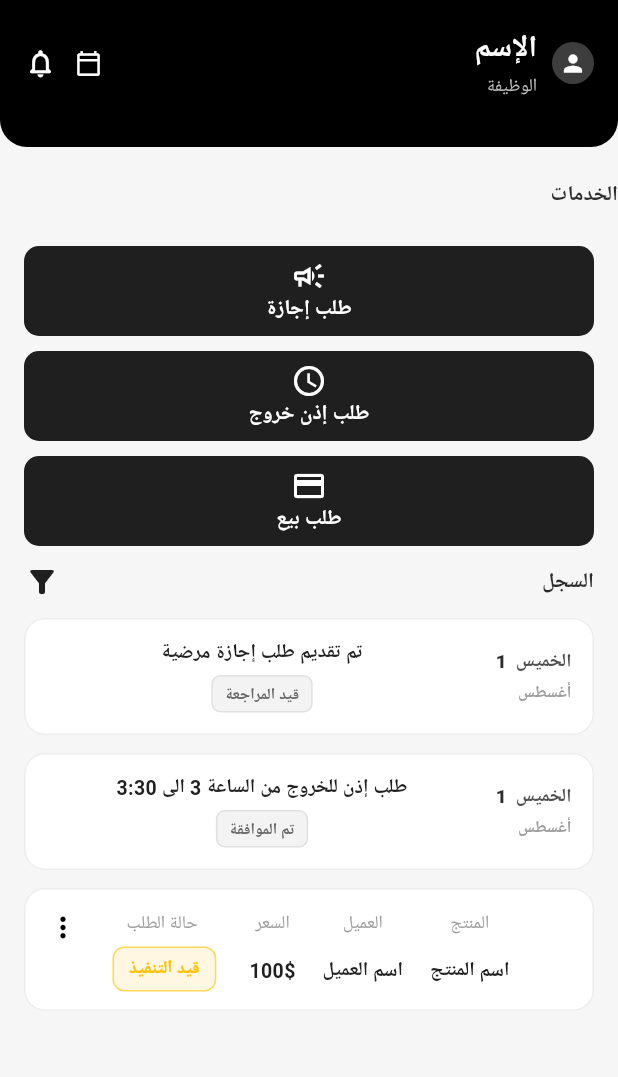
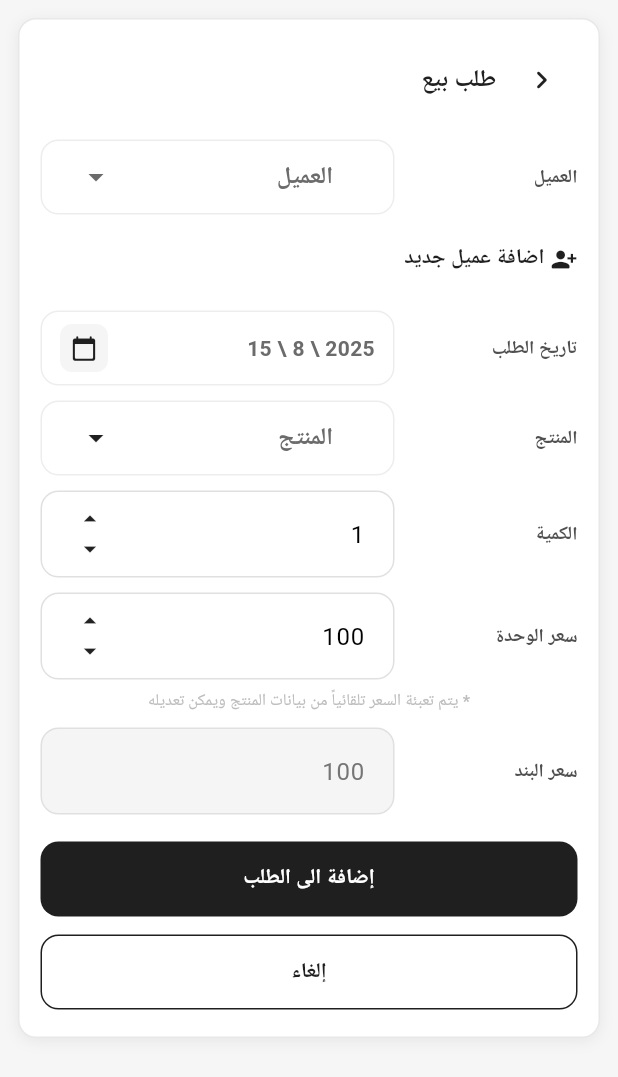
Before and after one commit to rokayaelshahed/flutter_hr_app, a Flutter app: the ServicesPage screen opened directly, after a tap on "طلب بيع", on a phone screen of 412 x 824 dp. Shown: the top 1077 px of the screen. Run offline on Flutter 3.47's test engine with Material 3 defaults, Android fonts, the phone set to English and light mode, and no system bars; our stand-ins replace file_picker, flutter_svg, google_fonts; Roboto replaces fonts that are missing (Cairo).

Commit message:
Sales Order Page

```diff
--- a/lib/views/screens/leave_request_page.dart
+++ b/lib/views/screens/leave_request_page.dart
@@ -133,8 +133,12 @@ class _LeaveRequestFormPageState extends State<LeaveRequestFormPage> {
                           ),
                         ),
                         items: _leaveTypes
-                            .map((e) => DropdownMenuItem(value: e, child: Text(e,
-                            textAlign: TextAlign.right)))
+                            .map((e) => DropdownMenuItem(
+                            value: e,
+                            alignment: AlignmentDirectional.centerStart,
+                            child: Align(alignment: Alignment.centerRight, child: Text(e))
+                        )
+                        )
                             .toList(),
                         onChanged: (v) => setState(() => _selectedLeaveType = v),
                         validator: (v) => v == null ? 'يرجى اختيار نوع الإجازة' : null,
--- a/lib/views/screens/permission_request_page.dart
+++ b/lib/views/screens/permission_request_page.dart
@@ -1,4 +1,5 @@
 import 'package:flutter/material.dart';
+import 'package:hr/views/screens/sales_order.dart';
 import '../../controllers/permission_request_controller.dart';
 import '../widgets/appbar.dart';
 import '../widgets/form_widgets.dart';
@@ -34,8 +35,7 @@ class _PermissionRequestPageState extends State<PermissionRequestPage> {
             padding: const EdgeInsets.all(12),
             child: Column(
               children: [
-                _Card(
-                  padding: const EdgeInsets.fromLTRB(14, 16, 14, 18),
+                CardShell(
                   child: Column(
                     crossAxisAlignment: CrossAxisAlignment.stretch,
                     children: [
--- /dev/null
+++ b/lib/views/screens/sales_order.dart
@@ -0,0 +1,360 @@
+import 'package:flutter/material.dart';
+import 'package:hr/views/widgets/number_field_widget.dart';
+import '../widgets/appbar.dart';
+import '../widgets/form_widgets.dart';
+
+class SalesOrderPage extends StatefulWidget {
+  const SalesOrderPage({super.key});
+
+  @override
+  State<SalesOrderPage> createState() => _SalesOrderPageState();
+}
+
+class _SalesOrderPageState extends State<SalesOrderPage> {
+  // dummy data
+  final List<String> _customers = ['العميل 1', 'العميل 2', 'العميل 3'];
+  final List<String> _products = ['المنتج 1', 'المنتج 2', 'المنتج 3'];
+
+  String? _customer;
+  String? _product;
+  DateTime? _orderDate;
+  int _quantity = 1;
+  String _unitPrice = '100';
+  String _linePrice = '100';
+
+  final TextEditingController _quantityController = TextEditingController(
+    text: '1',
+  );
+  final TextEditingController _unitPriceController = TextEditingController(
+    text: '100',
+  );
+  final TextEditingController _linePriceController = TextEditingController(
+    text: '100',
+  );
+
+  String _formatDate(DateTime? d) {
+    if (d == null) return '15 \\ 8 \\ 2025';
+    return '${d.day} \\ ${d.month} \\ ${d.year}';
+  }
+
+  Future<void> _pickDate() async {
+    final now = DateTime.now();
+    final picked = await showDatePicker(
+      context: context,
+      initialDate: _orderDate ?? now,
+      firstDate: DateTime(now.year - 1),
+      lastDate: DateTime(now.year + 2),
+      locale: const Locale('ar'),
+      builder: (context, child) {
+        final theme = Theme.of(context).copyWith(
+          colorScheme: const ColorScheme.light(
+            primary: Color(0xFF1F1F1F),
+            onPrimary: Colors.white,
+            surface: Colors.white,
+            onSurface: Color(0xFF1F1F1F),
+          ),
+        );
+        return Theme(
+          data: theme,
+          child: Directionality(
+            textDirection: TextDirection.rtl,
+            child: child!,
+          ),
+        );
+      },
+    );
+    if (picked != null) setState(() => _orderDate = picked);
+  }
+
+  void _updateLinePrice() {
+    final quantity = int.tryParse(_quantityController.text) ?? 0;
+    final unitPrice = double.tryParse(_unitPriceController.text) ?? 0.0;
+    final linePrice = quantity * unitPrice;
+
+    setState(() {
+      _quantity = quantity;
+      this._unitPrice = _unitPriceController.text;
+      this._linePrice = linePrice.toString();
+      _linePriceController.text = linePrice.toString();
+    });
+  }
+
+  @override
+  void initState() {
+    super.initState();
+    _quantityController.addListener(_updateLinePrice);
+    _unitPriceController.addListener(_updateLinePrice);
+  }
+
+  @override
+  void dispose() {
+    _quantityController.dispose();
+    _unitPriceController.dispose();
+    _linePriceController.dispose();
+    super.dispose();
+  }
+
+  @override
+  Widget build(BuildContext context) {
+    return Scaffold(
+      backgroundColor: const Color(0xFFF6F6F6),
+      body: SafeArea(
+        child: Column(
+          children: [
+            Expanded(
+              child: SingleChildScrollView(
+                padding: const EdgeInsets.all(12),
+                child: Column(
+                  crossAxisAlignment: CrossAxisAlignment.stretch,
+                  children: [
+                    CardShell(
+                      child: Column(
+                        crossAxisAlignment: CrossAxisAlignment.stretch,
+                        children: [
+                          CustomAppBar(title: 'طلب بيع'),
+                          const SizedBox(height: 16),
+
+                          // client
+                          RightLabelField(
+                            label: 'العميل',
+                            child: FieldShell(
+                              child: DropdownButtonFormField<String>(
+                                hint: const Text(
+                                  textAlign: TextAlign.right,
+                                  'العميل ',
+                                  style: TextStyle(
+                                    color: Color(0xFF6B6B6B),
+                                    fontWeight: FontWeight.w600,
+                                  ),
+                                ),
+                                isExpanded: true,
+                                alignment: AlignmentDirectional.centerEnd,
+                                value: _customer,
+                                icon: const SizedBox.shrink(),
+                                decoration: const InputDecoration(
+                                  border: InputBorder.none,
+                                  contentPadding: EdgeInsets.only(top: 12),
+                                  prefixIcon: Icon(
+                                    Icons.arrow_drop_down,
+                                    color: Color(0xFF6B6B6B),
+                                  ),
+                                ),
+                                items: _customers
+                                    .map(
+                                      (e) => DropdownMenuItem(
+                                        value: e,
+                                        alignment:
+                                            AlignmentDirectional.centerStart,
+                                        child: Align(
+                                          alignment: Alignment.centerRight,
+                                          child: Text(e),
+                                        ),
+                                      ),
+                                    )
+                                    .toList(),
+                                onChanged: (v) => setState(() => _customer = v),
+                              ),
+                            ),
+                          ),
+                          const SizedBox(height: 6),
+                          Align(
+                            alignment: Alignment.centerRight,
+                            child: TextButton(
+                              onPressed: () {},
+                              style: TextButton.styleFrom(
+                                padding: EdgeInsets.zero,
+                                minimumSize: Size.zero,
+                              ),
+                              child: Row(
+                                mainAxisSize: MainAxisSize.min,
+                                textDirection: TextDirection.rtl,
+                                // Icon on the right
+                                children: const [
+                                  Icon(
+                                    Icons.person_add_alt_1_rounded,
+                                    size: 18,
+                                    color: Color(0xFF1F1F1F),
+                                  ),
+                                  SizedBox(width: 4),
+                                  Text(
+                                    'اضافة عميل جديد',
+                                    style: TextStyle(
+                                      color: Color(0xFF1F1F1F),
+                                      fontWeight: FontWeight.w700,
+                                    ),
+                                  ),
+                                ],
+                              ),
+                            ),
+                          ),
+                          const SizedBox(height: 10),
+
+                          // order date
+                          RightLabelField(
+                            label: 'تاريخ الطلب',
+                            child: FieldShell(
+                              child: InkWell(
+                                onTap: _pickDate,
+                                child: Row(
+                                  children: [
+                                    const IconBox(
+                                      icon: Icons.calendar_today_rounded,
+                                    ),
+                                    const SizedBox(width: 10),
+                                    Expanded(
+                                      child: Text(
+                                        textAlign: TextAlign.right,
+                                        _formatDate(_orderDate),
+                                        style: const TextStyle(
+                                          color: Color(0xFF6B6B6B),
+                                          fontWeight: FontWeight.w600,
+                                        ),
+                                      ),
+                                    ),
+                                  ],
+                                ),
+                              ),
+                            ),
+                          ),
+                          const SizedBox(height: 10),
+
+                          // product
+                          RightLabelField(
+                            label: 'المنتج',
+                            child: FieldShell(
+                              child: DropdownButtonFormField<String>(
+                                hint: const Text(
+                                  textAlign: TextAlign.right,
+                                  'المنتج ',
+                                  style: TextStyle(
+                                    color: Color(0xFF6B6B6B),
+                                    fontWeight: FontWeight.w600,
+                                  ),
+                                ),
+                                isExpanded: true,
+                                alignment: AlignmentDirectional.centerEnd,
+                                value: _product,
+                                icon: const SizedBox.shrink(),
+                                decoration: const InputDecoration(
+                                  border: InputBorder.none,
+                                  contentPadding: EdgeInsets.only(top: 12),
+                                  prefixIcon: Icon(Icons.arrow_drop_down),
+                                ),
+                                items: _products
+                                    .map(
+                                      (e) => DropdownMenuItem(
+                                        value: e,
+                                        alignment:
+                                            AlignmentDirectional.centerStart,
+                                        child: Align(
+                                          alignment: Alignment.centerRight,
+                                          child: Text(e),
+                                        ),
+                                      ),
+                                    )
+                                    .toList(),
+                                onChanged: (v) => setState(() => _product = v),
+                              ),
+                            ),
+                          ),
+                          const SizedBox(height: 10),
+
+                          // quantity
+                          RightLabelField(
+                            label: 'الكمية',
+                            child: NumberField(controller: _quantityController),
+                          ),
+                          const SizedBox(height: 10),
+
+                          // unit price
+                          RightLabelField(
+                            label: 'سعر الوحدة',
+                            child: NumberField(
+                              controller: _unitPriceController,
+                            ),
+                          ),
+                          const SizedBox(height: 6),
+
+                          // note
+                          const Align(
+                            alignment: Alignment.center,
+                            child: Text(
+                              'يتم تعبئة السعر تلقائياً من بيانات المنتج ويمكن تعديله *',
+                              style: TextStyle(
+                                color: Color(0xFFBDBDBD),
+                                fontSize: 11,
+                                fontWeight: FontWeight.w500,
+                              ),
+                            ),
+                          ),
+                          const SizedBox(height: 10),
+
+                          // line price
+                          RightLabelField(
+                            label: 'سعر البند',
+                            child: NumberField(
+                              controller: _linePriceController,
+                              enabled: false,
+                            ),
+                          ),
+                          const SizedBox(height: 18),
+
+                          // add to order
+                          SizedBox(
+                            height: 50,
+                            child: ElevatedButton(
+                              style: ElevatedButton.styleFrom(
+                                backgroundColor: const Color(0xFF1F1F1F),
+                                shape: RoundedRectangleBorder(
+                                  borderRadius: BorderRadius.circular(12),
+                                ),
+                                elevation: 0,
+                              ),
+                              onPressed: () {},
+                              child: const Text(
+                                'إضافة الى الطلب',
+                                style: TextStyle(
+                                  fontWeight: FontWeight.w700,
+                                  color: Colors.white,
+                                ),
+                              ),
+                            ),
+                          ),
+                          const SizedBox(height: 12),
+
+                          // cancel
+                          SizedBox(
+                            height: 50,
+                            child: OutlinedButton(
+                              style: OutlinedButton.styleFrom(
+                                side: const BorderSide(
+                                  color: Color(0xFF1F1F1F),
+                                ),
+                                shape: RoundedRectangleBorder(
+                                  borderRadius: BorderRadius.circular(12),
+                                ),
+                              ),
+                              onPressed: () {},
+                              child: const Text(
+                                'إلغاء',
+                                style: TextStyle(
+                                  color: Color(0xFF1F1F1F),
+                                  fontWeight: FontWeight.w700,
+                                ),
+                              ),
+                            ),
+                          ),
+                        ],
+                      ),
+                    ),
+                    const SizedBox(height: 12),
+                  ],
+                ),
+              ),
+            ),
+          ],
+        ),
+      ),
+    );
+  }
+}
--- a/lib/views/screens/services_page.dart
+++ b/lib/views/screens/services_page.dart
@@ -1,6 +1,7 @@
 import 'package:flutter/material.dart';
 import 'package:hr/views/screens/leave_request_page.dart';
 import 'package:hr/views/screens/permission_request_page.dart';
+import 'package:hr/views/screens/sales_order.dart';
 
 import '../widgets/header.dart';
 import '../widgets/historyItem.dart';
@@ -118,7 +119,10 @@ class _ServicesButtons extends StatelessWidget {
           Navigator.of(context).push(MaterialPageRoute(builder: (context) => const PermissionRequestPage()));
         },),
         const SizedBox(height: 10),
-        _ServiceButton(icon: Icons.credit_card, label: 'طلب بيع', onPressed: () {  },),
+        _ServiceButton(icon: Icons.credit_card, label: 'طلب بيع', onPressed: () {
+          Navigator.of(context).push(MaterialPageRoute(builder: (context) => const SalesOrderPage()));
+
+        },),
       ],
     );
   }
--- a/lib/views/widgets/form_widgets.dart
+++ b/lib/views/widgets/form_widgets.dart
@@ -74,3 +74,24 @@ class FieldShell extends StatelessWidget {
     );
   }
 }
+
+class CardShell extends StatelessWidget {
+  final Widget child;
+  const CardShell({required this.child});
+
+  @override
+  Widget build(BuildContext context) {
+    return Container(
+      padding: const EdgeInsets.fromLTRB(14, 16, 14, 18),
+      decoration: BoxDecoration(
+        color: Colors.white,
+        borderRadius: BorderRadius.circular(12),
+        border: Border.all(color: const Color(0xFFE8E8E8)),
+        boxShadow: const [
+          BoxShadow(color: Color(0x11000000), blurRadius: 8, offset: Offset(0, 2)),
+        ],
+      ),
+      child: child,
+    );
+  }
+}
--- /dev/null
+++ b/lib/views/widgets/number_field_widget.dart
@@ -0,0 +1,74 @@
+import 'package:flutter/cupertino.dart';
+import 'package:flutter/material.dart';
+
+class NumberField extends StatelessWidget {
+  final TextEditingController controller;
+   final bool enabled;
+
+  const NumberField({
+    super.key,
+    required this.controller,  this.enabled = true,
+  });
+
+  void _increment() {
+    final currentValue = int.tryParse(controller.text) ?? 0;
+    controller.text = (currentValue + 1).toString();
+  }
+
+  void _decrement() {
+    final currentValue = int.tryParse(controller.text) ?? 0;
+    if (currentValue > 1) {
+      controller.text = (currentValue - 1).toString();
+    }
+  }
+
+  @override
+  Widget build(BuildContext context) {
+    return Container(
+      decoration: BoxDecoration(
+        color: enabled ? Colors.white : Colors.grey[100],
+        borderRadius: BorderRadius.circular(12),
+        border: Border.all(color: Colors.grey[300]!),
+      ),
+      child: Row(
+        children: [
+          // Left side arrows
+          SizedBox(width: 22,),
+          if (enabled)
+            Column(
+              mainAxisSize: MainAxisSize.min,
+              children: [
+                GestureDetector(
+                  onTap: _increment,
+                  child: const Icon(Icons.arrow_drop_up, size: 20),
+                ),
+                GestureDetector(
+                  onTap: _decrement,
+                  child: const Icon(   Icons.arrow_drop_down,
+                       size: 20),
+                ),
+              ],
+            ),
+
+          // Expanded number field
+          Expanded(
+            child: TextField(
+              controller: controller,
+              keyboardType: TextInputType.number,
+              enabled: enabled,
+              textAlign: TextAlign.right, // number aligned to right
+              decoration: const InputDecoration(
+                border: InputBorder.none,
+                contentPadding: EdgeInsets.symmetric(horizontal: 16, vertical: 16),
+              ),
+              style: TextStyle(
+                fontSize: 16,
+                color: enabled ? Colors.black : Colors.grey[600],
+              ),
+            ),
+          ),
+        ],
+      ),
+    );
+  }
+}
```
Also changed, not shown: 8 other files.
